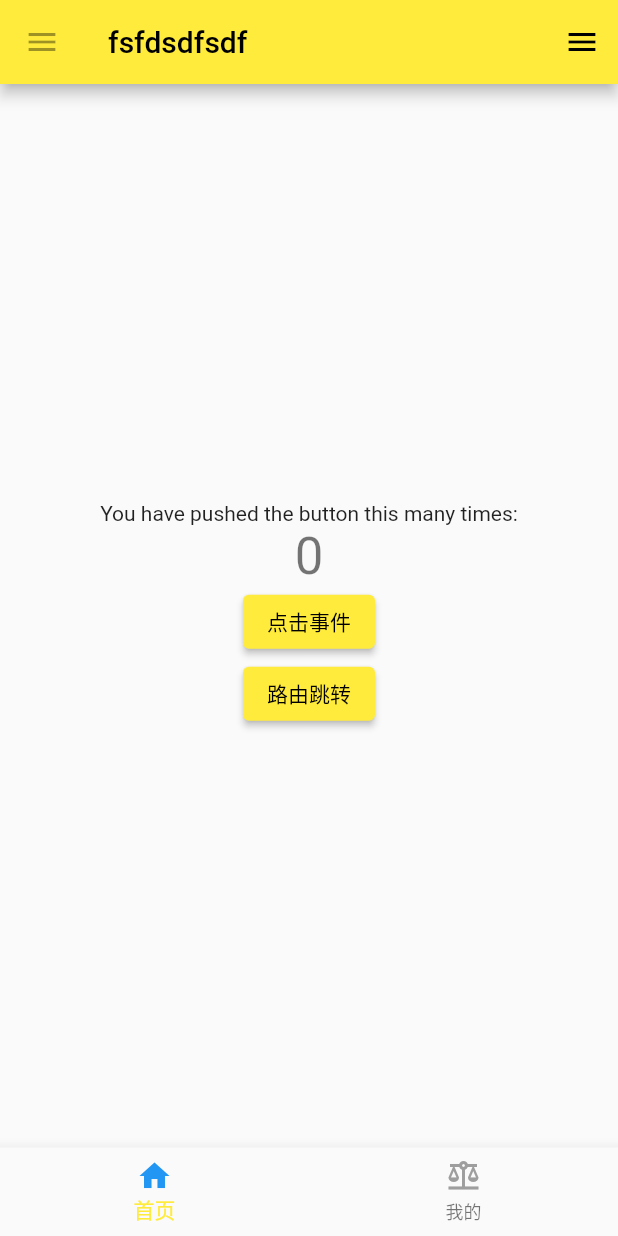
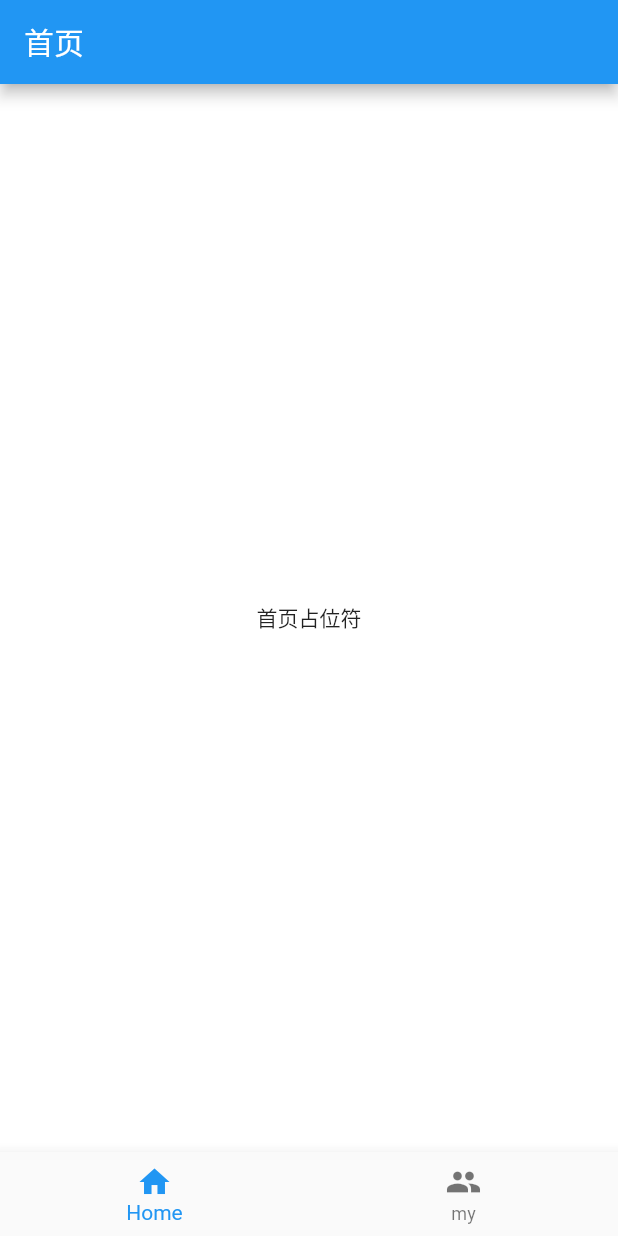
Before and after one commit to liu-peiyu/flutter-starter, a Flutter app: the screen it shows after launch, on a phone screen of 412 x 824 dp. Run offline on Flutter 3.47's test engine with Material 2 defaults, Android fonts, the phone set to English and light mode, and no system bars.

Commit message:
封装Tabs

```diff
--- a/lib/main.dart
+++ b/lib/main.dart
@@ -1,170 +1,26 @@
 import 'package:flutter/material.dart';
 
+import 'pages/home.dart';
+
 void main() {
-  runApp(MyApp());
+  runApp(const StartApp());
 }
 
-class TestPage extends StatelessWidget {
-  const TestPage({Key? key}) : super(key: key);
+class StartApp extends StatefulWidget {
+  const StartApp({Key? key}) : super(key: key);
 
   @override
-  Widget build(BuildContext context) {
-    return Scaffold(
-      appBar: AppBar(
-        title: const Text('Flutter Demo'),
-      ),
-      body: const SizedBox(
-        width: 100,
-        height: 100,
-        child: Text('Hello World'),
-      ),
-    );
-  }
+  State<StartApp> createState() => _StartAppState();
 }
 
-class MyApp extends StatelessWidget {
-  MyApp({Key? key}) : super(key: key);
-
-  final routes = {
-    '/': (context) => const MyHomePage(
-          title: 'fsfdsdfsdf',
-        ),
-    '/test': (context) => const TestPage(),
-  };
-
+class _StartAppState extends State<StartApp> {
   @override
   Widget build(BuildContext context) {
     return MaterialApp(
-        debugShowCheckedModeBanner: false,
-        title: 'Flutter',
+        title: 'FlutterStarter',
         theme: ThemeData(
-          primarySwatch: Colors.yellow,
+          primarySwatch: Colors.blue,
         ),
-        //注册路由表
-        routes: routes,
-        initialRoute: "/");
+        home: const HomePage());
   }
 }
-
-class BottomNav extends StatefulWidget {
-  const BottomNav({Key? key}) : super(key: key);
-
-  @override
-  State<BottomNav> createState() => _BottomNavState();
-}
-
-class _BottomNavState extends State<BottomNav> {
-  int _index = 0;
-
-  @override
-  Widget build(BuildContext context) {
-    return BottomNavigationBar(
-        currentIndex: _index,
-        items: const [
-          BottomNavigationBarItem(
-              icon: Icon(Icons.home, color: Colors.grey),
-              label: '首页',
-              activeIcon: Icon(Icons.home, color: Colors.blue)),
-          BottomNavigationBarItem(
-              icon: Icon(Icons.balance, color: Colors.grey),
-              label: '我的',
-              activeIcon: Icon(Icons.balance, color: Colors.blue))
-        ],
-        onTap: (flag) {
-          setState(() {
-            _index = flag;
-          });
-        });
-  }
-}
-
-class MyHomePage extends StatefulWidget {
-  const MyHomePage({Key? key, required this.title}) : super(key: key);
-
-  final String title;
-
-  @override
-  State<MyHomePage> createState() => _MyHomePageState(title: title);
-}
-
-class _MyHomePageState extends State<MyHomePage> {
-  int _counter = 0;
-  String title;
-
-  // 生成构造函数
-  _MyHomePageState({required this.title});
-
-  void _incrementCounter() {
-    setState(() {
-      _counter++;
-    });
-  }
-
-  @override
-  Widget build(BuildContext context) {
-    return Scaffold(
-        appBar: AppBar(
-            leading: const IconButton(
-              icon: Icon(Icons.menu),
-              tooltip: 'Navigation menu',
-              onPressed: null,
-            ),
-            title: Text(title)),
-        body: Center(
-          child: Column(
-            mainAxisAlignment: MainAxisAlignment.center,
-            children: <Widget>[
-              const Text(
-                'You have pushed the button this many times:',
-              ),
-              Text(
-                '$_counter',
-                style: Theme.of(context).textTheme.headline4,
-              ),
-              // 创建一个按钮
-              ElevatedButton(
-                child: const Text('点击事件'),
-                onPressed: () {
-                  // Navigator.push(context,
-                  //     MaterialPageRoute(builder: (context) => TestPage()));
-                  _incrementCounter();
-                },
-              ),
-              ElevatedButton(
-                child: const Text('路由跳转'),
-                onPressed: () {
-                  // Navigator.push(context,
-                  //     MaterialPageRoute(builder: (context) => TestPage()));
-                  Navigator.pushNamed(context, "/test");
-                },
-              ),
-            ],
-          ),
-        ),
-        floatingActionButtonLocation: FloatingActionButtonLocation.endFloat,
-        endDrawer: Container(
-          width: 200,
-          height: double.infinity,
-          color: Colors.white,
-          child: Column(
-            mainAxisAlignment: MainAxisAlignment.start,
-            children: const <Widget>[
-              SizedBox(
-                height: 100,
-              ),
-              IconButton(
-                icon: Icon(Icons.menu),
-                tooltip: 'Navigation menu',
-                onPressed: null,
-              ),
-              IconButton(
-                icon: Icon(Icons.search),
-                tooltip: 'Search',
-                onPressed: null,
-              ),
-            ],
-          ),
-        ),
-        bottomNavigationBar: const BottomNav());
-  }
-}
--- /dev/null
+++ b/lib/pages/home.dart
@@ -0,0 +1,41 @@
+import 'package:flutter/material.dart';
+
+import '../tabs/tabs.dart';
+import '../tabs/home_widget.dart';
+import '../tabs/account_widget.dart';
+
+class HomePage extends StatefulWidget {
+  const HomePage({Key? key}) : super(key: key);
+
+  @override
+  State<HomePage> createState() => _HomePageState();
+}
+
+class _HomePageState extends State<HomePage> {
+  int tabIndex = 0;
+
+  final List<String> _title = <String>['首页', '我的'];
+
+  final List<Widget> _widgets = [
+    const HomeWidget(),
+    const AccountWidget(),
+  ];
+
+  void setIndex(int index) {
+    setState(() {
+      tabIndex = index;
+      print('$index');
+    });
+  }
+
+  @override
+  Widget build(BuildContext context) {
+    return Scaffold(
+      appBar: AppBar(
+        title: Text(_title[tabIndex]),
+      ),
+      body: _widgets[tabIndex],
+      bottomNavigationBar: BottomTabs(index: tabIndex, callback: setIndex),
+    );
+  }
+}
--- /dev/null
+++ b/lib/tabs/home_widget.dart
@@ -0,0 +1,27 @@
+import 'package:flutter/material.dart';
+
+class HomeWidget extends StatefulWidget {
+  const HomeWidget({Key? key}) : super(key: key);
+
+  @override
+  State<HomeWidget> createState() => HomeWidgetState();
+}
+
+class HomeWidgetState extends State<HomeWidget> {
+  @override
+  Widget build(BuildContext context) {
+    return Container(
+      //宽度占满屏幕
+      width: double.infinity,
+      //高度占满屏幕
+      height: double.infinity,
+      //背景颜色  白色
+      color: Colors.white,
+      //居中
+      alignment: Alignment.center,
+      child: const Center(
+        child: Text("首页占位符"),
+      ),
+    );
+  }
+}
--- /dev/null
+++ b/lib/tabs/tabs.dart
@@ -0,0 +1,44 @@
+import 'package:flutter/material.dart';
+
+@immutable
+class BottomTabs extends StatefulWidget {
+  BottomTabs({Key? key, this.index = 0, this.callback}) : super(key: key);
+
+  int index = 0;
+  final callback;
+
+  @override
+  State<BottomTabs> createState() => _BottomTabsState();
+}
+
+class _BottomTabsState extends State<BottomTabs> {
+  void _changeTabs(int index) {
+    setState(() {
+      // widget.index = index;
+      widget.callback(index);
+    });
+  }
+
+  List<BottomNavigationBarItem> _getItem() {
+    List<BottomNavigationBarItem> items = const <BottomNavigationBarItem>[
+      BottomNavigationBarItem(
+        icon: Icon(Icons.home),
+        label: 'Home',
+      ),
+      BottomNavigationBarItem(
+        icon: Icon(Icons.people),
+        label: 'my',
+      ),
+    ];
+    return items;
+  }
+
+  @override
+  Widget build(BuildContext context) {
+    return BottomNavigationBar(
+      currentIndex: widget.index,
+      onTap: _changeTabs,
+      items: _getItem(),
+    );
+  }
+}
```
Also changed, not shown: lib/main03.dart (added, +170 -0 lines), lib/tabs/account_widget.dart (added, +23 -0 lines).
